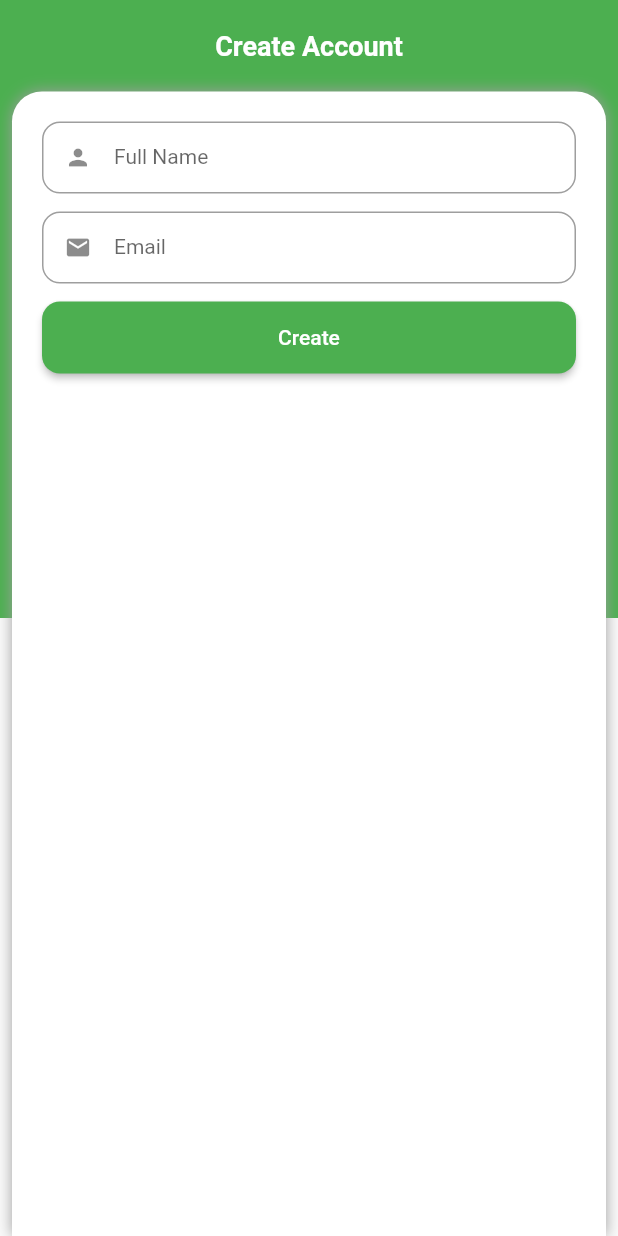
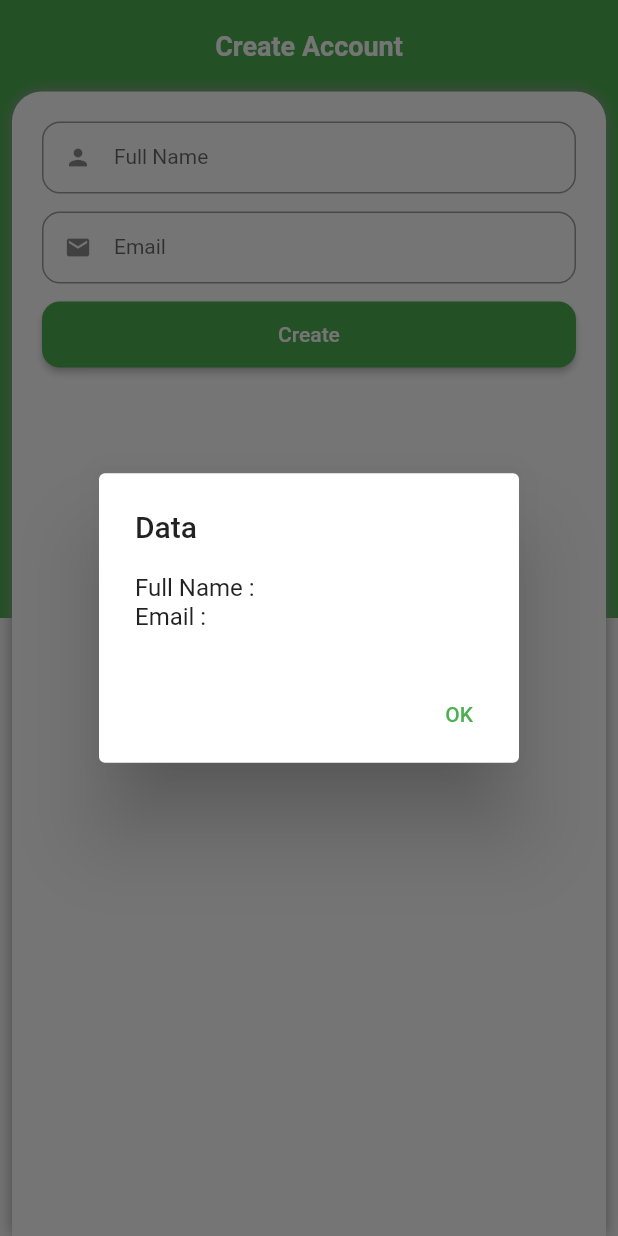
Before and after one commit to doofensmith/tugas2_flutterbasic, a Flutter app: the screen it shows after launch, after a tap on "Create", on a phone screen of 412 x 824 dp. Run offline on Flutter 3.47's test engine with Material 2 defaults, Android fonts, the phone set to English and light mode, and no system bars.

Commit message:
Tambahan Alert Dialog dan controller

```diff
--- a/lib/register.dart
+++ b/lib/register.dart
@@ -21,6 +21,10 @@ class RegisterPage extends StatefulWidget {
 class _RegisterPageState extends State<RegisterPage> {
   //form key
   final _formKey = GlobalKey<FormState>();
+
+  //controller text form field
+  TextEditingController controllerTextFieldFullName = TextEditingController();
+  TextEditingController controllerTextFieldEmail = TextEditingController();
 
   @override
   Widget build(BuildContext context) {
@@ -79,6 +83,7 @@ class _RegisterPageState extends State<RegisterPage> {
                       child: Column(
                         children: [
                           textFormField(
+                            controllerTextFieldFullName,
                             "Full Name",
                             "Enter your full name",
                             1,
@@ -89,6 +94,7 @@ class _RegisterPageState extends State<RegisterPage> {
                             Icons.person,
                           ),
                           textFormField(
+                            controllerTextFieldEmail,
                             "Email",
                             "Enter your email address",
                             1,
@@ -117,13 +123,46 @@ class _RegisterPageState extends State<RegisterPage> {
       margin: EdgeInsets.only(
         top: 12,
       ),
+      width: double.infinity,
+      height: 44,
       child: ElevatedButton(
-        onPressed: () {},
+        onPressed: () {
+          showDialog(
+              context: context,
+              builder: (BuildContext context) {
+                return AlertDialog(
+                  title: Text(
+                    "Data",
+                  ),
+                  content: SingleChildScrollView(
+                    child: ListBody(
+                      children: [
+                        Text(
+                          "Full Name : ${controllerTextFieldFullName.text}",
+                        ),
+                        Text(
+                          "Email : ${controllerTextFieldEmail.text}",
+                        ),
+                      ],
+                    ),
+                  ),
+                  actions: [
+                    TextButton(
+                      onPressed: () {
+                        Navigator.pop(context);
+                      },
+                      child: Text(
+                        "OK",
+                      ),
+                    ),
+                  ],
+                );
+              });
+        },
         child: Text(
           "Create",
         ),
         style: ElevatedButton.styleFrom(
-          minimumSize: Size(double.infinity, 48),
           shape: RoundedRectangleBorder(
             borderRadius: BorderRadius.all(
               Radius.circular(12),
@@ -135,6 +174,7 @@ class _RegisterPageState extends State<RegisterPage> {
   }
 
   Widget textFormField(
+      TextEditingController controller,
       String labelText,
       String hintText,
       int maxLines,
@@ -148,6 +188,7 @@ class _RegisterPageState extends State<RegisterPage> {
         top: 12,
       ),
       child: TextFormField(
+        controller: controller,
         textAlign: TextAlign.start,
         style: TextStyle(
           fontSize: 14,
```
